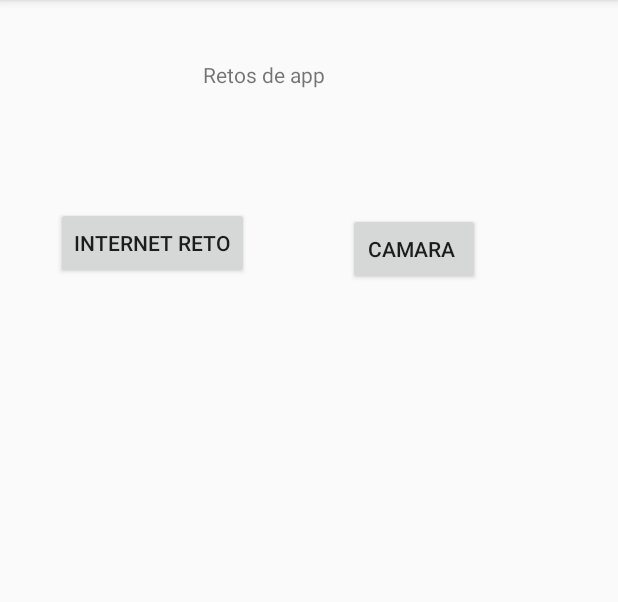
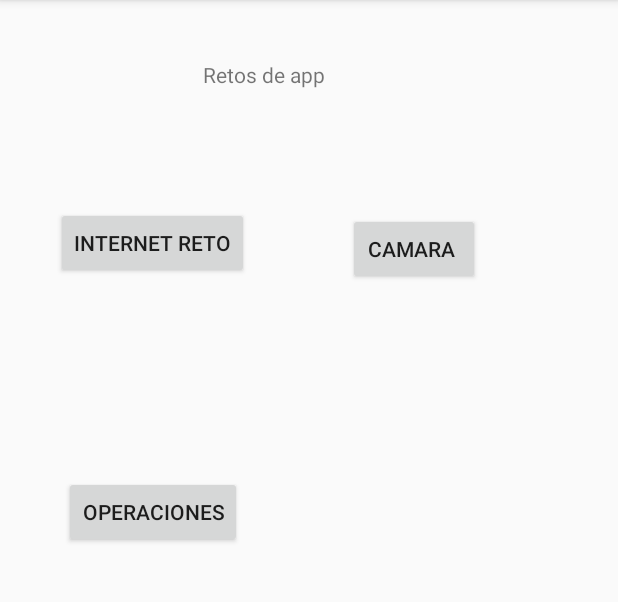
Before and after one commit to Iagofernandez/PMDM_RETOS, an Android app: the screen it shows after launch (MainActivity), on a phone screen of 412 x 824 dp, the part 84-686 px from its top. Run offline under Robolectric (Android 15) with nearby library versions, the phone set to English and light mode, and no system bars.

Commit message:
Terecera activity Craedo ya el boton y la interfaz d ela activity Busqueda de como realizar este programa Probable el uso de un input layout

```diff
--- a/app/src/main/java/com/example/retosbotones/MainActivity.kt
+++ b/app/src/main/java/com/example/retosbotones/MainActivity.kt
@@ -7,6 +7,7 @@ import kotlinx.android.synthetic.main.activity_main.*
 
 const val INTERNET_REQUEST = 1
 const val CAMARA_REQUEST = 1
+const val SUMA_REQUEST = 1
 class MainActivity : AppCompatActivity() {
 
     override fun onCreate(savedInstanceState: Bundle?) {
@@ -15,6 +16,7 @@ class MainActivity : AppCompatActivity() {
 
         btnurl.setOnClickListener{retoInternet()}
         btnCamara.setOnClickListener{retoCamara()}
+        btnOperaciones.setOnClickListener{retoSuma()}
     }
     //METODO QUE LE PERMITE AL BOTON ACTIVARSE; INDICANDOLE QUE LA PULSAARLO
     //DEBE SITUARSE EN LA ACTIVITY CORRESPODIENTE
@@ -32,6 +34,10 @@ class MainActivity : AppCompatActivity() {
 
 
     }
+    fun retoSuma(){
+        val nuevoIntent = Intent(this, retoSuma::class.java)
+        startActivityForResult(nuevoIntent, SUMA_REQUEST)
+    }
 
 
 }
--- a/app/src/main/java/com/example/retosbotones/retoSuma.kt
+++ b/app/src/main/java/com/example/retosbotones/retoSuma.kt
@@ -8,5 +8,7 @@ class retoSuma : AppCompatActivity() {
     override fun onCreate(savedInstanceState: Bundle?) {
         super.onCreate(savedInstanceState)
         setContentView(R.layout.activity_reto_suma)
+
+
     }
 }
--- a/app/src/main/res/layout/activity_main.xml
+++ b/app/src/main/res/layout/activity_main.xml
@@ -38,4 +38,14 @@
         app:layout_constraintEnd_toEndOf="parent"
         app:layout_constraintTop_toTopOf="@+id/btnurl" />
 
+    <Button
+        android:id="@+id/btnOperaciones"
+        android:layout_width="wrap_content"
+        android:layout_height="wrap_content"
+        android:layout_marginTop="317dp"
+        android:text="Operaciones"
+        app:layout_constraintEnd_toEndOf="@+id/btnurl"
+        app:layout_constraintStart_toStartOf="@+id/btnurl"
+        app:layout_constraintTop_toTopOf="parent" />
+
 </androidx.constraintlayout.widget.ConstraintLayout>
```
